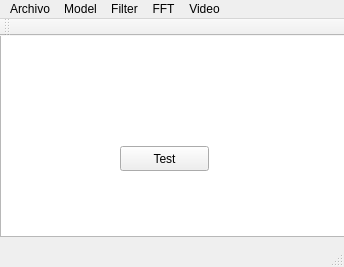
Old version of the form photoeditor.ui in the repository Suryavf/PhotoEditor.
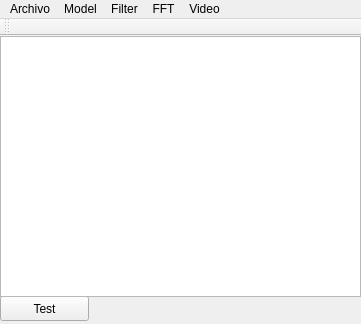
New version of the form.

Diff of the .ui file:
```diff
--- a/photoeditor.ui
+++ b/photoeditor.ui
@@ -6,29 +6,19 @@
    <rect>
     <x>0</x>
     <y>0</y>
-    <width>344</width>
-    <height>267</height>
+    <width>361</width>
+    <height>324</height>
    </rect>
   </property>
   <property name="windowTitle">
    <string>PhotoEditor</string>
   </property>
   <widget class="QWidget" name="centralWidget">
-   <widget class="QGraphicsView" name="Image">
-    <property name="geometry">
-     <rect>
-      <x>0</x>
-      <y>-10</y>
-      <width>351</width>
-      <height>211</height>
-     </rect>
-    </property>
-   </widget>
    <widget class="QPushButton" name="pushButton">
     <property name="geometry">
      <rect>
-      <x>120</x>
-      <y>110</y>
+      <x>0</x>
+      <y>260</y>
       <width>89</width>
       <height>25</height>
      </rect>
@@ -37,13 +27,23 @@
      <string>Test</string>
     </property>
    </widget>
+   <widget class="QGraphicsView" name="original">
+    <property name="geometry">
+     <rect>
+      <x>0</x>
+      <y>0</y>
+      <width>361</width>
+      <height>261</height>
+     </rect>
+    </property>
+   </widget>
   </widget>
   <widget class="QMenuBar" name="menuBar">
    <property name="geometry">
     <rect>
      <x>0</x>
      <y>0</y>
-     <width>344</width>
+     <width>361</width>
      <height>22</height>
     </rect>
    </property>
@@ -105,7 +105,6 @@
     <bool>false</bool>
    </attribute>
   </widget>
-  <widget class="QStatusBar" name="statusBar"/>
   <action name="actionAbrir">
    <property name="text">
     <string>Abrir</string>
```
